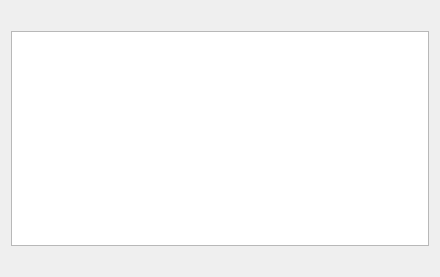
This is util/aboutprogram.ui in RaphCucul/Image-registration-GUI as Qt 5 draws it before an edit. The edited form follows.
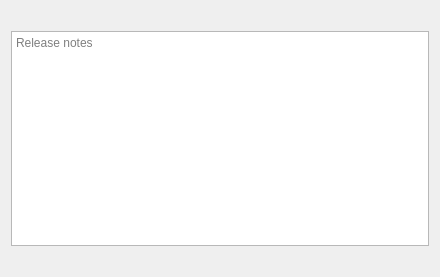
This is the edited form. Icons and pictures are not drawn.

Commit message:
Release notes system
Release notes are part of program resources. Plus, because of HTML elements, loaded text must be displayed as HTML.

```diff
--- a/util/aboutprogram.ui
+++ b/util/aboutprogram.ui
@@ -39,6 +39,9 @@
      <property name="readOnly">
       <bool>true</bool>
      </property>
+     <property name="placeholderText">
+      <string>Release notes</string>
+     </property>
     </widget>
    </item>
    <item>
```
The commit also changes 4 other files.
